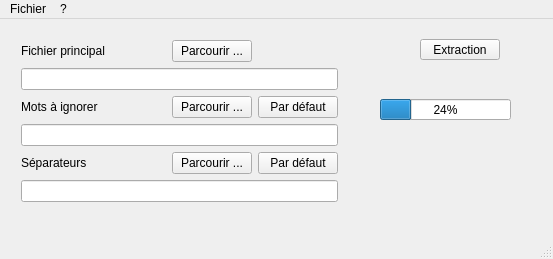
Qt form gui test/NuageDeMotsGui/mainwindow.ui (WordCloudZZ/WordCloudZZ) before a commit.
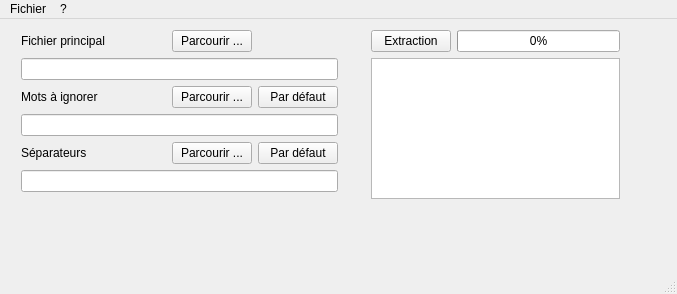
The same form after that commit.

Commit message: Gui fonctionne, mais pas avec les fichiers par defaut ; todo, modifier affichage textZone pour les perfs ; faire la progressbar

What changed in the file:
```diff
--- a/gui test/NuageDeMotsGui/mainwindow.ui
+++ b/gui test/NuageDeMotsGui/mainwindow.ui
@@ -6,8 +6,8 @@
    <rect>
     <x>0</x>
     <y>0</y>
-    <width>553</width>
-    <height>259</height>
+    <width>677</width>
+    <height>294</height>
    </rect>
   </property>
   <property name="minimumSize">
@@ -29,43 +29,11 @@
    <string>Nuage de Mots</string>
   </property>
   <widget class="QWidget" name="centralWidget">
-   <widget class="QProgressBar" name="progressBar">
-    <property name="geometry">
-     <rect>
-      <x>380</x>
-      <y>80</y>
-      <width>131</width>
-      <height>21</height>
-     </rect>
-    </property>
-    <property name="value">
-     <number>24</number>
-    </property>
-   </widget>
-   <widget class="QPushButton" name="pushButton">
-    <property name="geometry">
-     <rect>
-      <x>420</x>
-      <y>20</y>
-      <width>80</width>
-      <height>21</height>
-     </rect>
-    </property>
-    <property name="maximumSize">
-     <size>
-      <width>80</width>
-      <height>16777215</height>
-     </size>
-    </property>
-    <property name="text">
-     <string>Extraction</string>
-    </property>
-   </widget>
-   <widget class="QWidget" name="">
+   <widget class="QWidget" name="layoutWidget">
     <property name="geometry">
      <rect>
       <x>10</x>
-      <y>10</y>
+      <y>0</y>
       <width>339</width>
       <height>188</height>
      </rect>
@@ -159,13 +127,52 @@
      </item>
     </layout>
    </widget>
+   <widget class="QWidget" name="">
+    <property name="geometry">
+     <rect>
+      <x>360</x>
+      <y>0</y>
+      <width>271</width>
+      <height>191</height>
+     </rect>
+    </property>
+    <layout class="QGridLayout" name="gridLayout_2">
+     <item row="0" column="0">
+      <widget class="QPushButton" name="extract">
+       <property name="maximumSize">
+        <size>
+         <width>80</width>
+         <height>16777215</height>
+        </size>
+       </property>
+       <property name="text">
+        <string>Extraction</string>
+       </property>
+      </widget>
+     </item>
+     <item row="0" column="1">
+      <widget class="QProgressBar" name="progressBar">
+       <property name="value">
+        <number>0</number>
+       </property>
+      </widget>
+     </item>
+     <item row="1" column="0" colspan="2">
+      <widget class="QTextEdit" name="textZone">
+       <property name="readOnly">
+        <bool>true</bool>
+       </property>
+      </widget>
+     </item>
+    </layout>
+   </widget>
   </widget>
   <widget class="QMenuBar" name="menuBar">
    <property name="geometry">
     <rect>
      <x>0</x>
      <y>0</y>
-     <width>553</width>
+     <width>677</width>
      <height>20</height>
     </rect>
    </property>
```
The commit also changes 9 other files.
